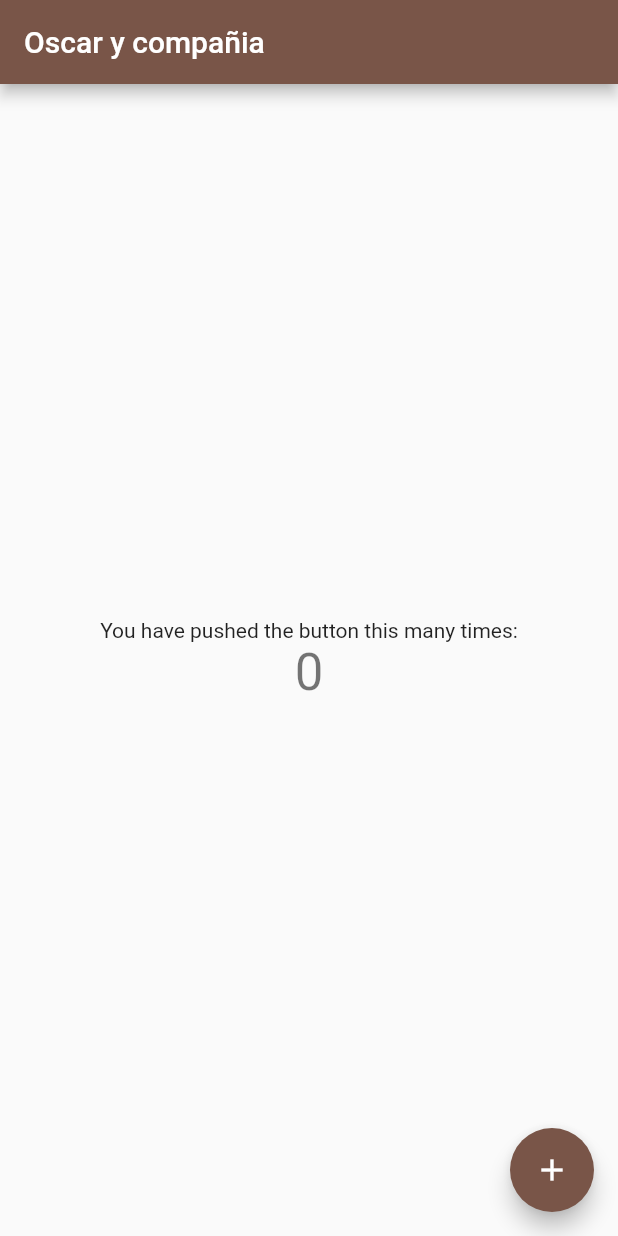
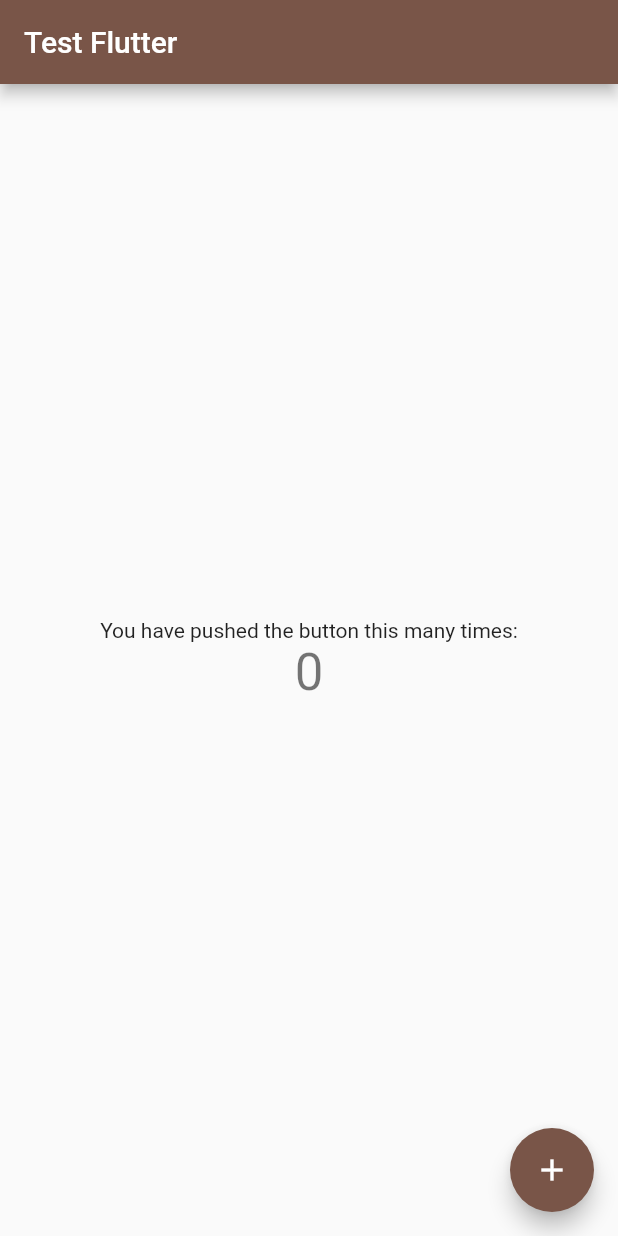
Before and after one commit to alexcaxtro/my_app, a Flutter app: the screen it shows after launch, on a phone screen of 412 x 824 dp. Run offline on Flutter 3.47's test engine with Material 2 defaults, Android fonts, the phone set to English and light mode, and no system bars.

Commit message:
cambio titulo

```diff
--- a/lib/main.dart
+++ b/lib/main.dart
@@ -15,7 +15,7 @@ class MyApp extends StatelessWidget {
       theme: ThemeData(
         primarySwatch: Colors.brown,
       ),
-      home: const MyHomePage(title: 'Oscar y compañia'),
+      home: const MyHomePage(title: 'Test Flutter'),
     );
   }
 }
```
